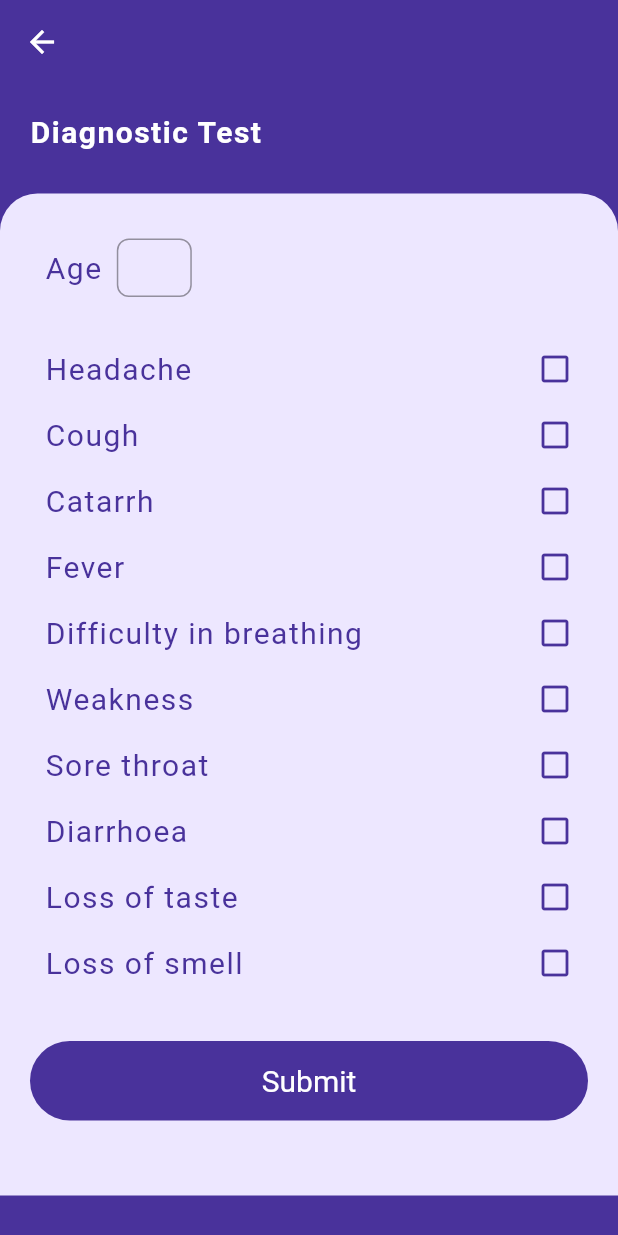
After one commit to PreeminentDeveloper/stay_safe, a Flutter app: the screen it shows after launch, after a tap on "Take a diagnostic test", on a phone screen of 412 x 824 dp. The commit adds this screen. Run offline on Flutter 3.47's test engine with Material 2 defaults, Android fonts, the phone set to English and light mode, and no system bars; our stand-ins replace carousel_slider, fl_chart, fluttertoast, responsive_framework; network calls fail.

Commit message:
feat: added diiagnostic test

```diff
--- /dev/null
+++ b/lib/Screens/Widgets/form_test.dart
@@ -0,0 +1,34 @@
+import 'package:flutter/material.dart';
+
+class FormTest extends StatelessWidget {
+
+  final symptom;
+  final Widget icon;
+  final Function onTap;
+
+  FormTest({this.symptom, this.icon, this.onTap});
+  @override
+  Widget build(BuildContext context) {
+    return Padding(
+      padding: const EdgeInsets.all(10.0),
+      child: Row(
+        mainAxisAlignment: MainAxisAlignment.spaceBetween,
+        children: [
+          Text(
+            symptom,
+            textAlign: TextAlign.center,
+            style: const TextStyle(
+                fontSize: 20.0,
+                // fontWeight: FontWeight.bold,
+                color: Color.fromRGBO(73, 50, 155, 1.0),
+                letterSpacing: 1),
+          ),
+          GestureDetector(
+            child: icon,
+            onTap: onTap,
+          )
+        ],
+      ),
+    );
+  }
+}
--- /dev/null
+++ b/lib/Screens/diagnostic_test.dart
@@ -0,0 +1,461 @@
+import 'package:flutter/material.dart';
+import 'package:flutter/services.dart';
+import 'package:stay_safe/Screens/Widgets/form_test.dart';
+
+class DiagnosticTest extends StatefulWidget {
+
+  DiagnosticTest({Key key})
+      : super(key: key);
+  @override
+  _DiagnosticTestState createState() => _DiagnosticTestState();
+}
+
+class _DiagnosticTestState extends State<DiagnosticTest> {
+  GlobalKey<FormState> ageKey = GlobalKey();
+
+  bool checkCough = false,
+      checkHeadache = false,
+      checkCatarrh = false,
+      checkFever = false,
+      checkBreathing = false,
+      checkWeakness = false,
+      checkSoreThroat = false,
+      checkDiarrhoea = false,
+      checkLossOfTaste = false,
+      checkLossOfSmell = false;
+
+  var headachePercent = 0,
+      coughPercent = 0,
+      catarrhPercent = 0,
+      feverPercent = 0,
+      breathingPercent = 0,
+      weaknessPercent = 0,
+      soreThroatPercent = 0,
+      diarrhoeaPercent = 0,
+      lossOfTastePercent = 0,
+      lossOfSmellPercent = 0,
+      result = 0,
+      age;
+
+  bool ageError = false, ageErrorChecked = false;
+
+  var ageErrorReturned;
+
+  dialogBox(String content) {
+    showDialog(
+        context: context,
+        builder: (context) {
+          return AlertDialog(
+            title: Text("Message"),
+            content: Text(content),
+            actions: <Widget>[
+              FlatButton(
+                child: Text('OK', style: TextStyle(color: Colors.red)),
+                onPressed: () {
+                  Navigator.of(context).pop();
+                },
+              ),
+            ],
+          );
+        });
+  }
+
+  validateAge() {
+
+    // ageKey.currentState.save();
+    print("Age is $age");
+    if(age == null){
+      setState(() {
+        ageError = true;
+        ageErrorReturned = "Please enter age";
+      });
+      dialogBox("Please enter age");
+      return true;
+    }
+    else if (age < 1 || age > 100) {
+      setState(() {
+        ageError = true;
+        ageErrorReturned = "Age ranges from 1 to 100";
+      });
+      dialogBox("Age ranges from 1 to 100");
+      return true;
+    }else{
+      setState(() {
+        ageError = false;
+      });
+      return false;
+    }
+  }
+
+  // handleValidation(value) {
+  //   if (validateAge()) return;
+  // }
+
+  @override
+  Widget build(BuildContext context) {
+    return Scaffold(
+      appBar: AppBar(
+        elevation: 0.0,
+      ),
+      backgroundColor: Color.fromRGBO(73, 50, 155, 1.0),
+      body: SingleChildScrollView(
+        child: Container(
+            child: Column(
+          children: <Widget>[
+            Padding(
+              padding: const EdgeInsets.all(20.0),
+              child: Row(
+                mainAxisAlignment: MainAxisAlignment.spaceBetween,
+                children: <Widget>[
+                  Expanded(
+                    child: Text(
+                      "Diagnostic Test",
+                      style: TextStyle(
+                          color: Colors.white,
+                          fontSize: 20.0,
+                          letterSpacing: 1,
+                          fontWeight: FontWeight.bold),
+                    ),
+                  ),
+                ],
+              ),
+            ),
+            SizedBox(height: 10.0),
+            Container(
+              padding: EdgeInsets.only(bottom: 30),
+              decoration: BoxDecoration(
+                borderRadius: BorderRadius.only(
+                    topLeft: Radius.circular(25.0),
+                    topRight: Radius.circular(25.0)),
+                color: Color.fromRGBO(237, 231, 255, 1.0),
+              ),
+              child: Column(
+                mainAxisAlignment: MainAxisAlignment.center,
+                children: <Widget>[
+                  Container(
+                    padding: const EdgeInsets.all(20.0),
+                    alignment: Alignment.centerLeft,
+                    child: Column(
+                      mainAxisAlignment: MainAxisAlignment.center,
+                      crossAxisAlignment: CrossAxisAlignment.center,
+                      children: <Widget>[
+                        Row(
+                          children: [
+                            Padding(
+                              padding: const EdgeInsets.all(10.0),
+                              child: Text(
+                                "Age",
+                                textAlign: TextAlign.center,
+                                style: const TextStyle(
+                                    fontSize: 20.0,
+                                    color: Color.fromRGBO(73, 50, 155, 1.0),
+                                    letterSpacing: 1),
+                              ),
+                            ),
+                            Container(
+                              width: 50,
+                              padding: EdgeInsets.symmetric(vertical: 10),
+                              child: Form(
+                                key: ageKey,
+                                child: TextFormField(
+                                  onChanged: (value) {
+                                    setState(() {
+                                      age = int.parse(value);
+                                    });
+                                  },
+                                  validator: (value) {
+                                    return validateAge();
+                                  },
+                                  inputFormatters: [
+                                    FilteringTextInputFormatter.allow(
+                                        RegExp('[0-9]')),
+                                  ],
+                                  keyboardType: TextInputType.number,
+                                  decoration: InputDecoration(
+                                    contentPadding: EdgeInsets.symmetric(
+                                        vertical: 10, horizontal: 10),
+                                    isDense: true,
+                                    border: OutlineInputBorder(
+                                      borderRadius: BorderRadius.circular(8),
+                                    ),
+                                  ),
+                                ),
+                              ),
+                            ),
+                          ],
+                        ),
+                        ageError == true
+                            ? Padding(
+                              padding: const EdgeInsets.only(left: 10, bottom: 20),
+                              child: Align(
+                                  alignment: Alignment.topLeft,
+                                  child: Text(ageErrorReturned,
+                                      textAlign: TextAlign.left,
+                                      style: TextStyle(color: Colors.red))),
+                            )
+                            : Text(''),
+                        FormTest(
+                          symptom: 'Headache',
+                          icon: Icon(
+                            checkHeadache == false
+                                ? Icons.check_box_outline_blank
+                                : Icons.check_box,
+                            color: Color.fromRGBO(73, 50, 155, 1.0),
+                          ),
+                          onTap: () {
+                            setState(() {
+                              checkHeadache = !checkHeadache;
+                              if (checkHeadache == true) {
+                                headachePercent = 5;
+                                result += headachePercent;
+                                print("Result = $result");
+                              }else{
+                                result -= headachePercent;
+                                print("Result = $result");
+                              }
+                            });
+                          },
+                        ),
+                        FormTest(
+                          symptom: 'Cough',
+                          icon: Icon(
+                            checkCough == false
+                                ? Icons.check_box_outline_blank
+                                : Icons.check_box,
+                            color: Color.fromRGBO(73, 50, 155, 1.0),
+                          ),
+                          onTap: () {
+                            setState(() {
+                              checkCough = !checkCough;
+                              if (checkCough == true) {
+                                coughPercent = 5;
+                                result += coughPercent;
+                                print("Result = $result");
+                              }else{
+                                result -= coughPercent;
+                                print("Result = $result");
+                              }
+                            });
+                          },
+                        ),
+                        FormTest(
+                          symptom: 'Catarrh',
+                          icon: Icon(
+                            checkCatarrh == false
+                                ? Icons.check_box_outline_blank
+                                : Icons.check_box,
+                            color: Color.fromRGBO(73, 50, 155, 1.0),
+                          ),
+                          onTap: () {
+                            setState(() {
+                              checkCatarrh = !checkCatarrh;
+                              if (checkCatarrh == true) {
+                                catarrhPercent = 5;
+                                result += catarrhPercent;
+                                print("Result = $result");
+                              }else{
+                                result -= catarrhPercent;
+                                print("Result = $result");
+                              }
+                            });
+                          },
+                        ),
+                        FormTest(
+                          symptom: 'Fever',
+                          icon: Icon(
+                            checkFever == false
+                                ? Icons.check_box_outline_blank
+                                : Icons.check_box,
+                            color: Color.fromRGBO(73, 50, 155, 1.0),
+                          ),
+                          onTap: () {
+                            setState(() {
+                              checkFever = !checkFever;
+                              if (checkFever == true) {
+                                feverPercent = 5;
+                                result += feverPercent;
+                                print("Result = $result");
+                              }else{
+                                result -= feverPercent;
+                                print("Result = $result");
+                              }
+                            });
+                          },
+                        ),
+                        FormTest(
+                          symptom: 'Difficulty in breathing',
+                          icon: Icon(
+                            checkBreathing == false
+                                ? Icons.check_box_outline_blank
+                                : Icons.check_box,
+                            color: Color.fromRGBO(73, 50, 155, 1.0),
+                          ),
+                          onTap: () {
+                            setState(() {
+                              checkBreathing = !checkBreathing;
+                              if (checkBreathing == true) {
+                                breathingPercent = 15;
+                                result += breathingPercent;
+                                print("Result = $result");
+                              }else{
+                                result -= breathingPercent;
+                                print("Result = $result");
+                              }
+                            });
+                          },
+                        ),
+                        FormTest(
+                          symptom: 'Weakness',
+                          icon: Icon(
+                            checkWeakness == false
+                                ? Icons.check_box_outline_blank
+                                : Icons.check_box,
+                            color: Color.fromRGBO(73, 50, 155, 1.0),
+                          ),
+                          onTap: () {
+                            setState(() {
+                              checkWeakness = !checkWeakness;
+                              if (checkWeakness == true) {
+                                weaknessPercent = 15;
+                                result += weaknessPercent;
+                                print("Result = $result");
+                              }else{
+                                result -= weaknessPercent;
+                                print("Result = $result");
+                              }
+                            });
+                          },
+                        ),
+                        FormTest(
+                          symptom: 'Sore throat',
+                          icon: Icon(
+                            checkSoreThroat == false
+                                ? Icons.check_box_outline_blank
+                                : Icons.check_box,
+                            color: Color.fromRGBO(73, 50, 155, 1.0),
+                          ),
+                          onTap: () {
+                            setState(() {
+                              checkSoreThroat = !checkSoreThroat;
+                              if (checkSoreThroat == true) {
+                                soreThroatPercent = 15;
+                                result += soreThroatPercent;
+                                print("Result = $result");
+                              }else{
+                                result -= soreThroatPercent;
+                                print("Result = $result");
+                              }
+                            });
+                          },
+                        ),
+                        FormTest(
+                          symptom: 'Diarrhoea',
+                          icon: Icon(
+                            checkDiarrhoea == false
+                                ? Icons.check_box_outline_blank
+                                : Icons.check_box,
+                            color: Color.fromRGBO(73, 50, 155, 1.0),
+                          ),
+                          onTap: () {
+                            setState(() {
+                              checkDiarrhoea = !checkDiarrhoea;
+                              if (checkDiarrhoea == true) {
+                                diarrhoeaPercent = 5;
+                                result += diarrhoeaPercent;
+                                print("Result = $result");
+                              }else{
+                                result -= diarrhoeaPercent;
+                                print("Result = $result");
+                              }
+                            });
+                          },
+                        ),
+                        FormTest(
+                          symptom: 'Loss of taste',
+                          icon: Icon(
+                            checkLossOfTaste == false
+                                ? Icons.check_box_outline_blank
+                                : Icons.check_box,
+                            color: Color.fromRGBO(73, 50, 155, 1.0),
+                          ),
+                          onTap: () {
+                            setState(() {
+                              checkLossOfTaste = !checkLossOfTaste;
+                              if (checkLossOfTaste == true) {
+                                lossOfTastePercent = 15;
+                                result += lossOfTastePercent;
+                                print("Result = $result");
+                              }else{
+                                result -= lossOfTastePercent;
+                                print("Result = $result");
+                              }
+                            });
+                          },
+                        ),
+                        FormTest(
+                          symptom: 'Loss of smell',
+                          icon: Icon(
+                            checkLossOfSmell == false
+                                ? Icons.check_box_outline_blank
+                                : Icons.check_box,
+                            color: Color.fromRGBO(73, 50, 155, 1.0),
+                          ),
+                          onTap: () {
+                            setState(() {
+                              checkLossOfSmell = !checkLossOfSmell;
+                              if (checkLossOfSmell == true) {
+                                lossOfSmellPercent = 15;
+                                result += lossOfSmellPercent;
+                                print("Result = $result");
+                              }else{
+                                result -= lossOfSmellPercent;
+                                print("Result = $result");
+                              }
+                            });
+                          },
+                        ),
+                        SizedBox(height: 30.0),
+                        SizedBox(
+                          width: double.infinity,
+                          child: FlatButton(
+                              padding: EdgeInsets.all(15),
+                              shape: RoundedRectangleBorder(
+                                borderRadius: BorderRadius.circular(50.0),
+                              ),
+                              color: Color.fromRGBO(73, 50, 155, 1.0),
+                              splashColor: Color.fromRGBO(197, 191, 255, 1.0),
+                              onPressed: () {
+                                validateAge();
+                                if(result > 0){
+                                  if(ageError == false){
+                                    if(age >= 50 && age <= 100){
+                                    dialogBox(
+                                    "Your chances of being infected is $result% with higher risk");
+                                  }else{
+                                    dialogBox(
+                                    "Your chances of being infected is $result%");
+                                  }
+                                  }
+                                }else{
+                                  dialogBox(
+                                    "Please select symptoms");
+                                }
+                              },
+                              child: Text(
+                                "Submit",
+                                style: TextStyle(
+                                    color: Colors.white, fontSize: 20),
+                              )),
+                        )
+                      ],
+                    ),
+                  ),
+                ],
+              ),
+            ),
+          ],
+        )),
+      ),
+    );
+  }
+}
--- a/lib/Screens/home.dart
+++ b/lib/Screens/home.dart
@@ -5,6 +5,7 @@ import 'package:http/http.dart';
 import 'package:stay_safe/Screens/Service/covid.dart';
 import 'package:stay_safe/Screens/Service/recent_covid_cases.dart';
 import 'package:stay_safe/Screens/Shared/symptoms.dart';
+import 'package:stay_safe/Screens/diagnostic_test.dart';
 import 'package:stay_safe/Screens/predictions.dart';
 import 'package:stay_safe/Screens/statistics.dart';
 
@@ -264,10 +265,40 @@ class _HomeState extends State<Home> {
                                 width: orientation == Orientation.portrait
                                     ? width / 18
                                     : height / 18,
-                              )
+                              ),
                             ],
                           );
                         },
+                      ),
+                    ),
+                    SizedBox(
+                      width: double.infinity,
+                      child: Padding(
+                        padding: EdgeInsets.symmetric(
+                          vertical: orientation == Orientation.portrait
+                              ? height / 32
+                              : width / 32,
+                          horizontal: orientation == Orientation.portrait
+                              ? width / 18
+                              : height / 18),
+                        child: FlatButton(
+                          padding: EdgeInsets.all(15),
+                          onPressed: () => Navigator.push(
+                              context,
+                              MaterialPageRoute(
+                                  builder: (BuildContext context) =>
+                                      DiagnosticTest())),
+                          color: Color.fromRGBO(73, 50, 155, 1.0),
+                          shape: RoundedRectangleBorder(
+                            borderRadius: BorderRadius.circular(30.0),
+                          ),
+                          child: Text('Take a diagnostic test',
+                              style: TextStyle(
+                                  color: Colors.white,
+                                  fontSize: 15,
+                                  fontWeight: FontWeight.bold)),
+                          textColor: Colors.white,
+                        ),
                       ),
                     ),
                   ],
--- a/lib/main.dart
+++ b/lib/main.dart
@@ -11,12 +11,20 @@ void main() => runApp(MyApp());
 class MyApp extends StatelessWidget {
   @override
   Widget build(BuildContext context) {
+
+    var _blancFocusNode = FocusNode();
+
     return MultiProvider(
       providers: [
         ChangeNotifierProvider<CounterBloc>.value(
           value: CounterBloc(),
         )
       ],
+      child: GestureDetector(
+        behavior: HitTestBehavior.opaque,
+      onTap: () {
+        FocusScope.of(context).requestFocus(_blancFocusNode);
+      },
         child: MaterialApp(
         //   builder: (context, widget) => ResponsiveWrapper.builder(
         //   widget,
@@ -38,6 +46,7 @@ class MyApp extends StatelessWidget {
           ),
           home: Home(),
         ),
+      ),
     );
   }
 }
```
Also changed, not shown: pubspec.lock. Lines whose indentation alone changed are shown as unchanged.
